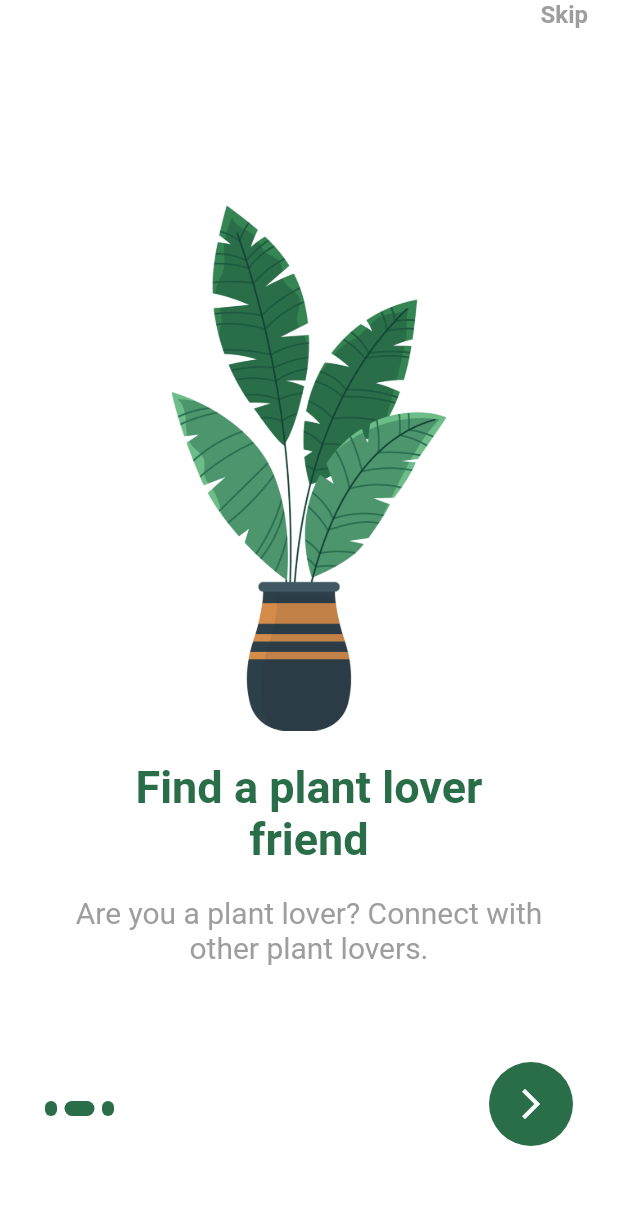
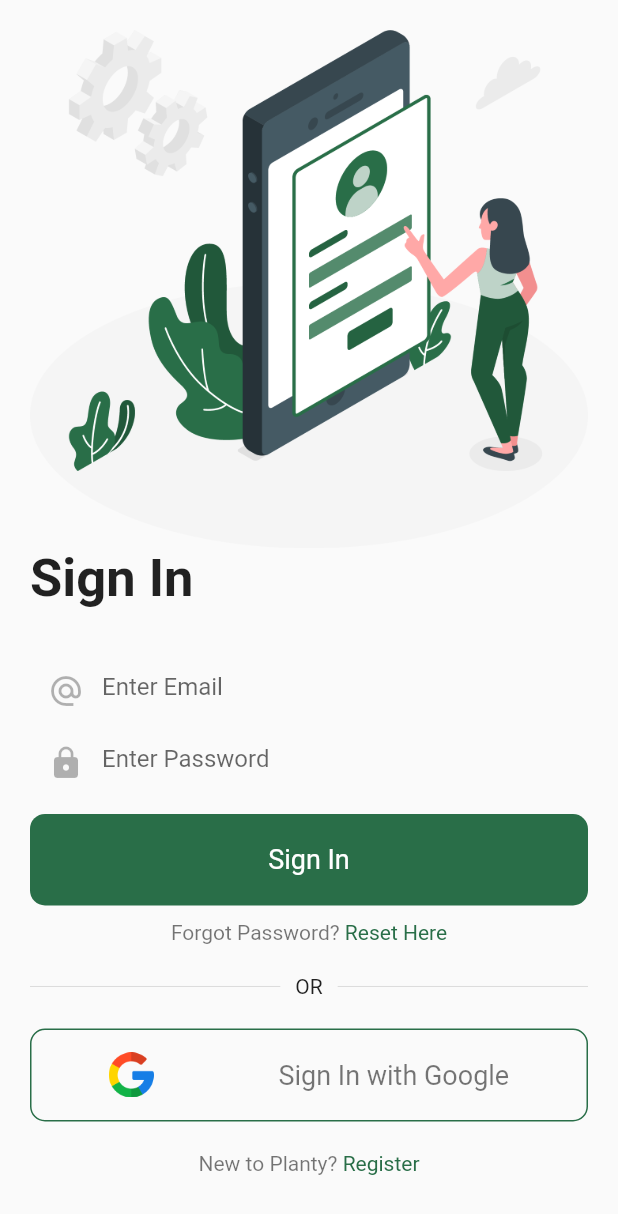
Before and after one commit to alvinle29/flutter_plant_application, a Flutter app: the screen it shows after launch, after a tap on the "arrow forward ios" icon, after a tap on "Skip", on a phone screen of 412 x 824 dp. Shown: the top 1214 px of the screen. Run offline on Flutter 3.47's test engine with Material 2 defaults, Android fonts, the phone set to English and light mode, and no system bars; our stand-ins replace animated_bottom_navigation_bar, page_transition.

Commit message:
update authentication screens

```diff
--- a/lib/screens/on_boarding_screen.dart
+++ b/lib/screens/on_boarding_screen.dart
@@ -1,6 +1,6 @@
 import 'package:flutter/material.dart';
 import 'package:flutter_plant_application/constants/constants.dart';
-import 'package:flutter_plant_application/screens/root_screen.dart';
+import 'package:flutter_plant_application/screens/sign_in_screen.dart';
 
 class OnBoardingScreen extends StatefulWidget {
   const OnBoardingScreen({super.key});
@@ -24,7 +24,10 @@ class _OnBoardingScreenState extends State<OnBoardingScreen> {
           Padding(
             padding: const EdgeInsets.only(right: 20, left: 20),
             child: InkWell(
-              onTap: () => null,
+              onTap: () {
+                Navigator.pushReplacement(
+                    context, MaterialPageRoute(builder: (_) => const SignIn()));
+              },
               child: const Text(
                 'Skip',
                 style: TextStyle(
@@ -91,9 +94,7 @@ class _OnBoardingScreenState extends State<OnBoardingScreen> {
                         }
                       } else {
                         Navigator.pushReplacement(
-                            context,
-                            MaterialPageRoute(
-                                builder: (_) => const RootPage()));
+                            context, MaterialPageRoute(builder: (_) => const SignIn()));
                       }
                     });
                   },
--- /dev/null
+++ b/lib/screens/sign_in_screen.dart
@@ -0,0 +1,183 @@
+import 'package:flutter/material.dart';
+import 'package:flutter_plant_application/screens/root_screen.dart';
+import 'package:flutter_plant_application/screens/sign_up_screen.dart';
+
+import 'package:page_transition/page_transition.dart';
+
+import '../constants/constants.dart';
+import '../widgets/custom_textfield.dart';
+import 'forgot_password.dart';
+
+class SignIn extends StatelessWidget {
+  const SignIn({Key? key}) : super(key: key);
+
+  @override
+  Widget build(BuildContext context) {
+    Size size = MediaQuery.of(context).size;
+
+    return Scaffold(
+      body: Padding(
+        padding: const EdgeInsets.symmetric(vertical: 20, horizontal: 20),
+        child: SingleChildScrollView(
+          child: Column(
+            mainAxisAlignment: MainAxisAlignment.center,
+            crossAxisAlignment: CrossAxisAlignment.start,
+            children: [
+              Image.asset('assets/images/signin.png'),
+              const Text(
+                'Sign In',
+                style: TextStyle(
+                  fontSize: 35.0,
+                  fontWeight: FontWeight.w700,
+                ),
+              ),
+              const SizedBox(
+                height: 30,
+              ),
+              const CustomTextfield(
+                obscureText: false,
+                hintText: 'Enter Email',
+                icon: Icons.alternate_email,
+              ),
+              const CustomTextfield(
+                obscureText: true,
+                hintText: 'Enter Password',
+                icon: Icons.lock,
+              ),
+              const SizedBox(
+                height: 10,
+              ),
+              GestureDetector(
+                onTap: () {
+                  Navigator.pushReplacement(
+                      context,
+                      PageTransition(
+                          child: const RootPage(),
+                          type: PageTransitionType.bottomToTop));
+                },
+                child: Container(
+                  width: size.width,
+                  decoration: BoxDecoration(
+                    color: Constants.primaryColor,
+                    borderRadius: BorderRadius.circular(10),
+                  ),
+                  padding:
+                  const EdgeInsets.symmetric(horizontal: 10, vertical: 20),
+                  child: const Center(
+                    child: Text(
+                      'Sign In',
+                      style: TextStyle(
+                        color: Colors.white,
+                        fontSize: 18.0,
+                      ),
+                    ),
+                  ),
+                ),
+              ),
+              const SizedBox(
+                height: 10,
+              ),
+              GestureDetector(
+                onTap: () {
+                  Navigator.pushReplacement(
+                      context,
+                      PageTransition(
+                          child: const ForgotPassword(),
+                          type: PageTransitionType.bottomToTop));
+                },
+                child: Center(
+                  child: Text.rich(
+                    TextSpan(children: [
+                      TextSpan(
+                        text: 'Forgot Password? ',
+                        style: TextStyle(
+                          color: Constants.blackColor,
+                        ),
+                      ),
+                      TextSpan(
+                        text: 'Reset Here',
+                        style: TextStyle(
+                          color: Constants.primaryColor,
+                        ),
+                      ),
+                    ]),
+                  ),
+                ),
+              ),
+              const SizedBox(
+                height: 20,
+              ),
+              Row(
+                children: const [
+                  Expanded(child: Divider()),
+                  Padding(
+                    padding: EdgeInsets.symmetric(horizontal: 10),
+                    child: Text('OR'),
+                  ),
+                  Expanded(child: Divider()),
+                ],
+              ),
+              const SizedBox(
+                height: 20,
+              ),
+              Container(
+                width: size.width,
+                decoration: BoxDecoration(
+                    border: Border.all(color: Constants.primaryColor),
+                    borderRadius: BorderRadius.circular(10)),
+                padding:
+                const EdgeInsets.symmetric(horizontal: 10, vertical: 15),
+                child: Row(
+                  mainAxisAlignment: MainAxisAlignment.spaceAround,
+                  children: [
+                    SizedBox(
+                      height: 30,
+                      child: Image.asset('assets/images/google.png'),
+                    ),
+                    Text(
+                      'Sign In with Google',
+                      style: TextStyle(
+                        color: Constants.blackColor,
+                        fontSize: 18.0,
+                      ),
+                    ),
+                  ],
+                ),
+              ),
+              const SizedBox(
+                height: 20,
+              ),
+              GestureDetector(
+                onTap: () {
+                  Navigator.pushReplacement(
+                      context,
+                      PageTransition(
+                          child: const SignUp(),
+                          type: PageTransitionType.bottomToTop));
+                },
+                child: Center(
+                  child: Text.rich(
+                    TextSpan(children: [
+                      TextSpan(
+                        text: 'New to Planty? ',
+                        style: TextStyle(
+                          color: Constants.blackColor,
+                        ),
+                      ),
+                      TextSpan(
+                        text: 'Register',
+                        style: TextStyle(
+                          color: Constants.primaryColor,
+                        ),
+                      ),
+                    ]),
+                  ),
+                ),
+              ),
+            ],
+          ),
+        ),
+      ),
+    );
+  }
+}
--- /dev/null
+++ b/lib/widgets/custom_textfield.dart
@@ -0,0 +1,30 @@
+
+import 'package:flutter/material.dart';
+
+import '../constants/constants.dart';
+
+class CustomTextfield extends StatelessWidget {
+  final IconData icon;
+  final bool obscureText;
+  final String hintText;
+
+  const CustomTextfield({
+    Key? key, required this.icon, required this.obscureText, required this.hintText,
+  }) : super(key: key);
+
+  @override
+  Widget build(BuildContext context) {
+    return TextField(
+      obscureText: obscureText,
+      style: TextStyle(
+        color: Constants.blackColor,
+      ),
+      decoration: InputDecoration(
+        border: InputBorder.none,
+        prefixIcon: Icon(icon, color: Constants.blackColor.withOpacity(.3),),
+        hintText: hintText,
+      ),
+      cursorColor: Constants.blackColor.withOpacity(.5),
+    );
+  }
+}
```
Also changed, not shown: lib/screens/forgot_password.dart (added, +96 -0 lines), lib/screens/login_screen.dart (deleted, +0 -16 lines), lib/screens/sign_up_screen.dart (added, +149 -0 lines).
